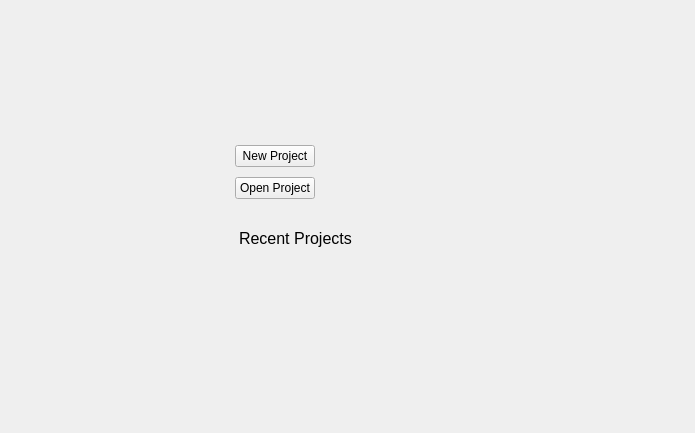
Above: ui/startup.ui from glararan/QEditor before the change. Below: the same form after it.
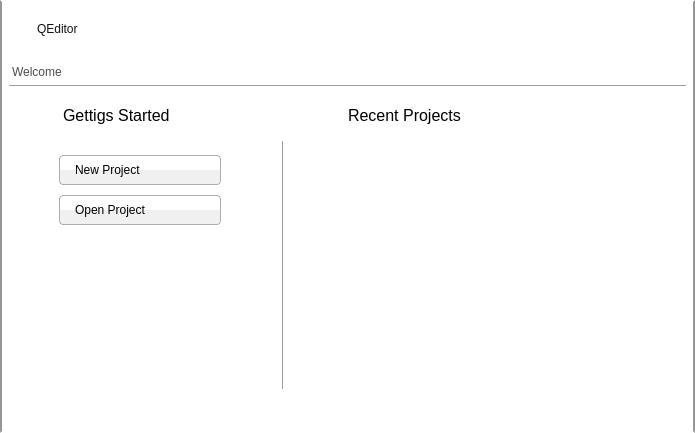
That is the form after the change. Icons and pictures are not drawn.

Patch:
```diff
--- a/ui/startup.ui
+++ b/ui/startup.ui
@@ -17,34 +17,86 @@
    <string notr="true"/>
   </property>
   <layout class="QGridLayout" name="gridLayout">
-   <item row="1" column="2">
-    <spacer name="horizontalSpacer_4">
-     <property name="orientation">
-      <enum>Qt::Horizontal</enum>
-     </property>
-     <property name="sizeHint" stdset="0">
-      <size>
-       <width>40</width>
-       <height>20</height>
-      </size>
-     </property>
-    </spacer>
-   </item>
-   <item row="3" column="1">
-    <spacer name="verticalSpacer_2">
-     <property name="orientation">
-      <enum>Qt::Vertical</enum>
-     </property>
-     <property name="sizeHint" stdset="0">
-      <size>
-       <width>20</width>
-       <height>40</height>
-      </size>
-     </property>
-    </spacer>
-   </item>
+   <property name="leftMargin">
+    <number>0</number>
+   </property>
+   <property name="topMargin">
+    <number>0</number>
+   </property>
+   <property name="rightMargin">
+    <number>0</number>
+   </property>
+   <property name="bottomMargin">
+    <number>0</number>
+   </property>
+   <property name="spacing">
+    <number>0</number>
+   </property>
    <item row="1" column="0">
-    <spacer name="horizontalSpacer_3">
+    <widget class="QWidget" name="pWidget" native="true">
+     <property name="styleSheet">
+      <string notr="true">#pWidget
+{
+background-color: rgb(255, 255, 255);
+border-right-color: rgb(150, 150, 150);
+border-left-color: rgb(150, 150, 150);
+border-width:2px;
+border-style:solid;
+}</string>
+     </property>
+     <layout class="QVBoxLayout" name="verticalLayout">
+      <property name="spacing">
+       <number>0</number>
+      </property>
+      <property name="leftMargin">
+       <number>0</number>
+      </property>
+      <property name="topMargin">
+       <number>0</number>
+      </property>
+      <property name="rightMargin">
+       <number>0</number>
+      </property>
+      <property name="bottomMargin">
+       <number>0</number>
+      </property>
+      <item>
+       <widget class="QWidget" name="widget_2" native="true">
+        <layout class="QGridLayout" name="gridLayout_4">
+         <item row="2" column="0" colspan="2">
+          <layout class="QHBoxLayout" name="horizontalLayout">
+           <property name="leftMargin">
+            <number>15</number>
+           </property>
+           <property name="topMargin">
+            <number>10</number>
+           </property>
+           <item>
+            <widget class="QLabel" name="label_4">
+             <property name="styleSheet">
+              <string notr="true"/>
+             </property>
+             <property name="text">
+              <string/>
+             </property>
+             <property name="pixmap">
+              <pixmap resource="../qeditor.qrc">:/app_icon</pixmap>
+             </property>
+            </widget>
+           </item>
+           <item>
+            <widget class="QLabel" name="label_2">
+             <property name="styleSheet">
+              <string notr="true">color: rgb(17, 17, 17);
+  font: 75 16pt &quot;BankGothic Lt BT&quot;;</string>
+             </property>
+             <property name="text">
+              <string>QEditor</string>
+             </property>
+            </widget>
+           </item>
+           <item>
+            <spacer name="horizontalSpacer_5">
      <property name="orientation">
       <enum>Qt::Horizontal</enum>
      </property>
@@ -56,94 +108,241 @@
      </property>
     </spacer>
    </item>
-   <item row="0" column="1">
-    <spacer name="verticalSpacer_3">
+          </layout>
+         </item>
+         <item row="5" column="0" colspan="2">
+          <widget class="Line" name="line">
      <property name="orientation">
-      <enum>Qt::Vertical</enum>
-     </property>
-     <property name="sizeHint" stdset="0">
-      <size>
-       <width>20</width>
-       <height>40</height>
-      </size>
-     </property>
-    </spacer>
-   </item>
-   <item row="1" column="1">
+            <enum>Qt::Horizontal</enum>
+           </property>
+          </widget>
+         </item>
+         <item row="4" column="0" colspan="2">
+          <widget class="QLabel" name="label_3">
+           <property name="sizePolicy">
+            <sizepolicy hsizetype="Preferred" vsizetype="Preferred">
+             <horstretch>0</horstretch>
+             <verstretch>0</verstretch>
+            </sizepolicy>
+           </property>
+           <property name="styleSheet">
+            <string notr="true">margin-top:20px;
+color: rgb(77, 77,77);
+font:13pt &quot;Arial&quot;;</string>
+           </property>
+           <property name="text">
+            <string>Welcome</string>
+           </property>
+          </widget>
+         </item>
+        </layout>
+       </widget>
+      </item>
+      <item>
+       <widget class="QWidget" name="widget" native="true">
+        <property name="styleSheet">
+         <string notr="true">#pushButton, #pushButton_2
+{
+padding-top:7px;
+padding-bottom:7px;
+padding-left:15px;
+padding-right:20px;
+width:125px;
+text-align:left;
+font: 11pt &quot;Arial&quot;;
+background-color: qlineargradient(spread:pad, x1:1, y1:0.5, x2:1, y2:0, stop:0 rgba(240, 240, 240, 255), stop:0.001 rgba(255, 255, 255, 255));
+border-color: rgb(173, 173, 173);
+border-style:solid;
+border-width:1px;
+border-radius:4px;
+}
+
+#pushButton:hover, #pushButton_2:hover
+{
+color:rgb(211, 211, 211);
+background-color: qlineargradient(spread:pad, x1:1, y1:0.5, x2:1, y2:0, stop:0 rgba(54, 54, 54, 255), stop:0.001 rgba(75, 75, 75, 255));
+border-color: rgb(47, 47, 47);
+}
+
+#pushButton:pressed, #pushButton_2:pressed
+{
+color:rgb(211, 211, 211);
+background-color: qlineargradient(spread:pad, x1:1, y1:0.5, x2:1, y2:0, stop:0 rgba(45, 45, 45, 255), stop:0.001 rgba(65, 65, 65, 255));
+border-color: rgb(47, 47, 47);
+}</string>
+        </property>
     <layout class="QGridLayout" name="gridLayout_2">
      <property name="sizeConstraint">
       <enum>QLayout::SetDefaultConstraint</enum>
      </property>
      <property name="leftMargin">
+          <number>9</number>
+         </property>
+         <property name="topMargin">
+          <number>9</number>
+         </property>
+         <property name="spacing">
+          <number>10</number>
+         </property>
+         <item row="1" column="3">
+          <spacer name="horizontalSpacer">
+           <property name="orientation">
+            <enum>Qt::Horizontal</enum>
+           </property>
+           <property name="sizeHint" stdset="0">
+            <size>
+             <width>40</width>
+             <height>20</height>
+            </size>
+           </property>
+          </spacer>
+         </item>
+         <item row="1" column="2">
+          <widget class="QWidget" name="widget_4" native="true">
+           <layout class="QVBoxLayout" name="verticalLayout_2">
+            <property name="leftMargin">
       <number>0</number>
      </property>
+            <property name="topMargin">
+             <number>0</number>
+            </property>
+            <property name="rightMargin">
+             <number>0</number>
+            </property>
+            <property name="bottomMargin">
+             <number>0</number>
+            </property>
+            <item>
+             <widget class="QLabel" name="label">
+              <property name="sizePolicy">
+               <sizepolicy hsizetype="Minimum" vsizetype="Fixed">
+                <horstretch>0</horstretch>
+                <verstretch>0</verstretch>
+               </sizepolicy>
+              </property>
+              <property name="font">
+               <font>
+                <family>Arial</family>
+                <pointsize>12</pointsize>
+                <weight>9</weight>
+                <italic>false</italic>
+                <bold>false</bold>
+               </font>
+              </property>
+              <property name="styleSheet">
+               <string notr="true">margin-bottom:20px;
+font: 75 12pt &quot;Arial&quot;;</string>
+              </property>
+              <property name="text">
+               <string>Recent Projects</string>
+              </property>
+             </widget>
+            </item>
+            <item>
+             <widget class="QWidget" name="widget_6" native="true">
+              <property name="styleSheet">
+               <string notr="true">margin-left:-30px;</string>
+              </property>
+              <layout class="QVBoxLayout" name="verticalLayout_6">
      <property name="spacing">
+                <number>0</number>
+               </property>
+               <property name="leftMargin">
+                <number>0</number>
+               </property>
+               <property name="topMargin">
+                <number>0</number>
+               </property>
+               <property name="rightMargin">
+                <number>0</number>
+               </property>
+               <property name="bottomMargin">
+                <number>0</number>
+               </property>
+              </layout>
+             </widget>
+            </item>
+            <item>
+             <spacer name="verticalSpacer_2">
+              <property name="orientation">
+               <enum>Qt::Vertical</enum>
+              </property>
+              <property name="sizeHint" stdset="0">
+               <size>
+                <width>20</width>
+                <height>40</height>
+               </size>
+              </property>
+             </spacer>
+            </item>
+           </layout>
+          </widget>
+         </item>
+         <item row="1" column="0">
+          <widget class="QWidget" name="widget_3" native="true">
+           <layout class="QVBoxLayout" name="verticalLayout_4">
+            <property name="spacing">
       <number>10</number>
      </property>
-     <item row="0" column="0">
+            <property name="leftMargin">
+             <number>50</number>
+            </property>
+            <property name="topMargin">
+             <number>0</number>
+            </property>
+            <property name="rightMargin">
+             <number>0</number>
+            </property>
+            <property name="bottomMargin">
+             <number>0</number>
+            </property>
+            <item>
+             <widget class="QLabel" name="label_5">
+              <property name="sizePolicy">
+               <sizepolicy hsizetype="Minimum" vsizetype="Fixed">
+                <horstretch>0</horstretch>
+                <verstretch>0</verstretch>
+               </sizepolicy>
+              </property>
+              <property name="font">
+               <font>
+                <family>Arial</family>
+                <pointsize>12</pointsize>
+                <weight>9</weight>
+                <italic>false</italic>
+                <bold>false</bold>
+               </font>
+              </property>
+              <property name="styleSheet">
+               <string notr="true">margin-bottom:20px;
+font: 75 12pt &quot;Arial&quot;;</string>
+              </property>
+              <property name="text">
+               <string>Gettigs Started</string>
+              </property>
+             </widget>
+            </item>
+            <item>
       <widget class="QPushButton" name="pushButton">
+              <property name="cursor">
+               <cursorShape>PointingHandCursor</cursorShape>
+              </property>
+              <property name="styleSheet">
+               <string notr="true"/>
+              </property>
        <property name="text">
         <string>New Project</string>
        </property>
       </widget>
      </item>
-     <item row="2" column="0">
+            <item>
       <widget class="QPushButton" name="pushButton_2">
        <property name="text">
         <string>Open Project</string>
        </property>
       </widget>
      </item>
-     <item row="0" column="1">
-      <spacer name="horizontalSpacer_2">
-       <property name="orientation">
-        <enum>Qt::Horizontal</enum>
-       </property>
-       <property name="sizeHint" stdset="0">
-        <size>
-         <width>40</width>
-         <height>20</height>
-        </size>
-       </property>
-      </spacer>
-     </item>
-     <item row="0" column="2">
-      <spacer name="horizontalSpacer">
-       <property name="orientation">
-        <enum>Qt::Horizontal</enum>
-       </property>
-       <property name="sizeHint" stdset="0">
-        <size>
-         <width>40</width>
-         <height>20</height>
-        </size>
-       </property>
-      </spacer>
-     </item>
-     <item row="4" column="0" colspan="3">
-      <widget class="QLabel" name="label">
-       <property name="sizePolicy">
-        <sizepolicy hsizetype="Minimum" vsizetype="Fixed">
-         <horstretch>0</horstretch>
-         <verstretch>0</verstretch>
-        </sizepolicy>
-       </property>
-       <property name="font">
-        <font>
-         <pointsize>12</pointsize>
-         <weight>50</weight>
-         <bold>false</bold>
-        </font>
-       </property>
-       <property name="styleSheet">
-        <string notr="true">margin-top:20px;</string>
-       </property>
-       <property name="text">
-        <string>Recent Projects</string>
-       </property>
-      </widget>
-     </item>
-     <item row="5" column="0">
+            <item>
       <spacer name="verticalSpacer">
        <property name="orientation">
         <enum>Qt::Vertical</enum>
@@ -157,9 +356,44 @@
       </spacer>
      </item>
     </layout>
-   </item>
-  </layout>
- </widget>
- <resources/>
+          </widget>
+         </item>
+         <item row="1" column="1">
+          <widget class="QWidget" name="widget_5" native="true">
+           <layout class="QVBoxLayout" name="verticalLayout_3">
+            <property name="leftMargin">
+             <number>50</number>
+            </property>
+            <property name="rightMargin">
+             <number>50</number>
+            </property>
+            <item>
+             <widget class="Line" name="line_2">
+              <property name="styleSheet">
+               <string notr="true">margin-top:25px;
+margin-bottom:25px;</string>
+              </property>
+              <property name="frameShadow">
+               <enum>QFrame::Raised</enum>
+              </property>
+              <property name="orientation">
+               <enum>Qt::Vertical</enum>
+              </property>
+             </widget>
+            </item>
+           </layout>
+          </widget>
+         </item>
+        </layout>
+       </widget>
+      </item>
+     </layout>
+    </widget>
+   </item>
+  </layout>
+ </widget>
+ <resources>
+  <include location="../qeditor.qrc"/>
+ </resources>
  <connections/>
 </ui>
```
Left out of the diff: 3 changed lines with no effect on the pictures. Lines whose indentation alone changed are shown as unchanged.
